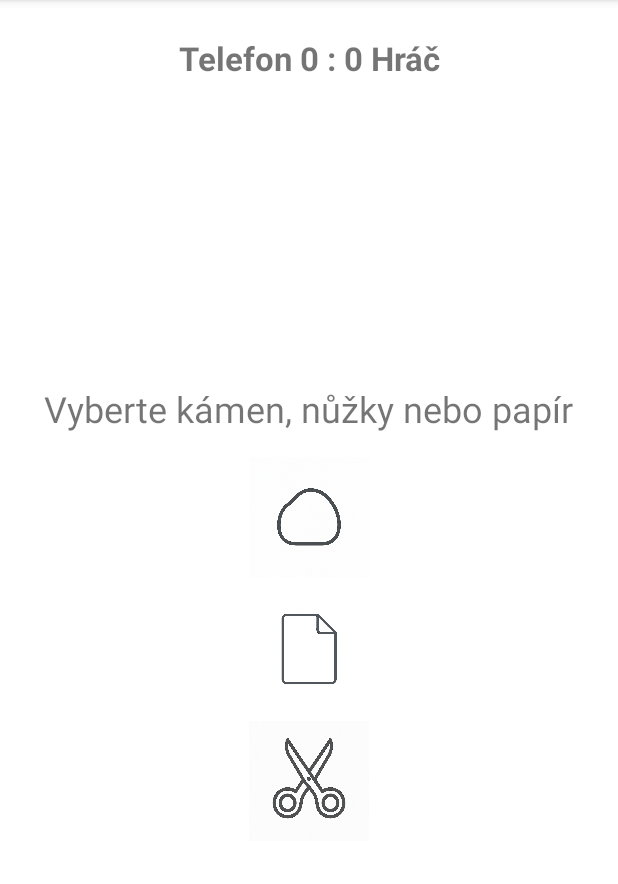
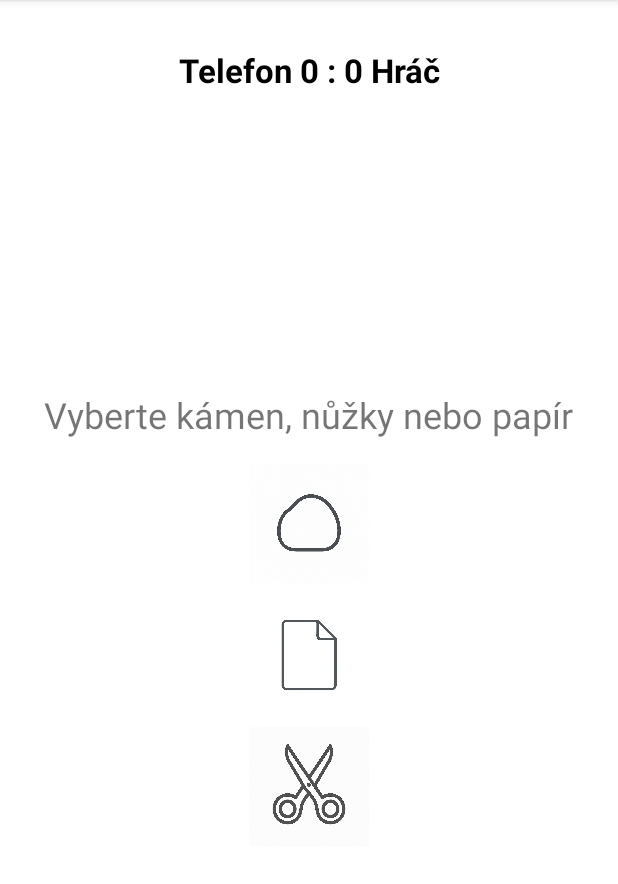
Before and after one commit to Backo47/Rock_Paper_Scissors, an Android app: the screen it shows after launch (MainActivity), on a phone screen of 412 x 824 dp, the part 84-968 px from its top. Run offline under Robolectric (Android 15) with nearby library versions, the phone set to English and light mode, and no system bars.

Commit message:
Score keeping added

```diff
--- a/app/build.gradle.kts
+++ b/app/build.gradle.kts
@@ -1,5 +1,3 @@
-@file:Suppress("DEPRECATION")
-
 plugins {
     alias(libs.plugins.android.application)
     alias(libs.plugins.kotlin.android)
--- a/app/src/main/res/layout/activity_main.xml
+++ b/app/src/main/res/layout/activity_main.xml
@@ -1,6 +1,5 @@
 <?xml version="1.0" encoding="utf-8"?>
 <LinearLayout xmlns:android="http://schemas.android.com/apk/res/android"
-    xmlns:app="http://schemas.android.com/apk/res-auto"
     android:layout_width="match_parent"
     android:layout_height="match_parent"
     android:orientation="vertical"
@@ -14,9 +13,10 @@
         android:textSize="22sp"
         android:textStyle="bold"
         android:layout_marginBottom="12dp"
-        android:layout_marginTop="8dp"
+        android:layout_marginTop="16dp"
         android:layout_gravity="center_horizontal"
-        android:gravity="center" />
+        android:gravity="center"
+        android:textColor="@android:color/black" />
 
     <!-- Content container that expands to fill available space and centers its children. -->
     <LinearLayout
@@ -126,9 +126,9 @@
         android:layout_gravity="center_horizontal"
         android:src="@drawable/replay"
         android:background="?attr/selectableItemBackgroundBorderless"
+        android:tint="@null"
         android:scaleType="fitCenter"
         android:adjustViewBounds="true"
-        android:contentDescription="@string/repeat_desc"
-        app:tint="@null" />
+        android:contentDescription="@string/repeat_desc" />
 
 </LinearLayout>
```
Also changed, not shown: gradle/libs.versions.toml (+6 -6 lines).
